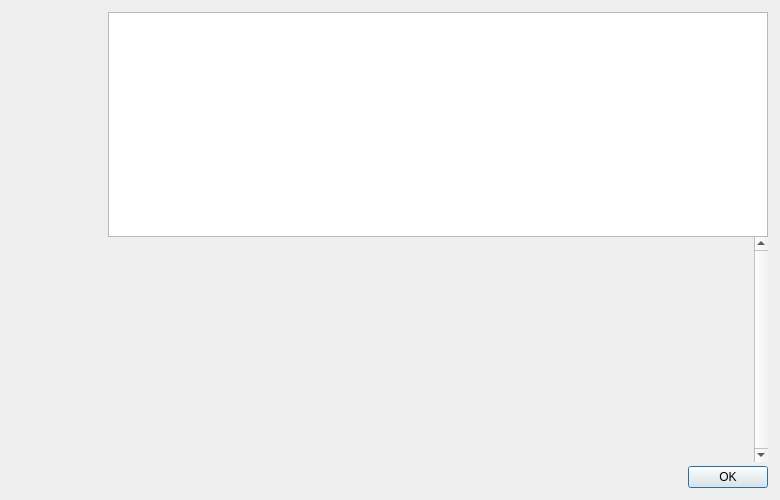
richieburns/Nodescape, file src/qt/forms/helpmessagedialog.ui: the form before one commit.
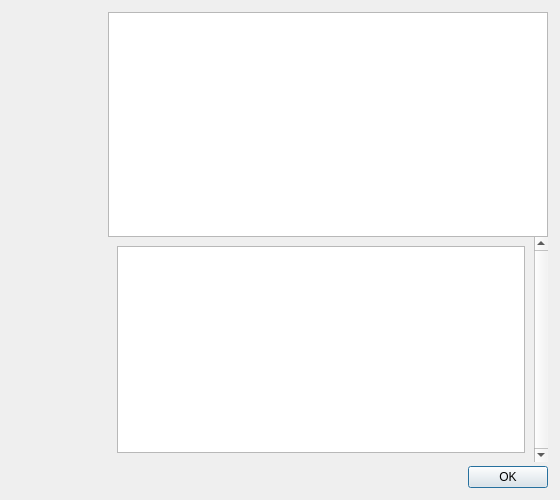
The form after the commit. Icons and pictures are not drawn.

Commit message:
Help dialog style changes
QLable to QTextBrowser

```diff
--- a/src/qt/forms/helpmessagedialog.ui
+++ b/src/qt/forms/helpmessagedialog.ui
@@ -6,7 +6,7 @@
    <rect>
     <x>0</x>
     <y>0</y>
-    <width>780</width>
+    <width>560</width>
     <height>500</height>
    </rect>
   </property>
@@ -92,6 +92,9 @@
     <layout class="QVBoxLayout" name="verticalLayout">
      <item>
       <widget class="QTextEdit" name="helpMessage">
+       <property name="lineWidth">
+        <number>2</number>
+       </property>
        <property name="readOnly">
         <bool>true</bool>
        </property>
@@ -113,27 +116,15 @@
          <rect>
           <x>0</x>
           <y>0</y>
-          <width>630</width>
-          <height>201</height>
+          <width>419</width>
+          <height>214</height>
          </rect>
         </property>
         <layout class="QVBoxLayout" name="verticalLayout_2">
          <item>
-          <widget class="QLabel" name="aboutMessage">
-           <property name="cursor">
-            <cursorShape>IBeamCursor</cursorShape>
-           </property>
-           <property name="textFormat">
-            <enum>Qt::PlainText</enum>
-           </property>
-           <property name="alignment">
-            <set>Qt::AlignLeading|Qt::AlignLeft|Qt::AlignTop</set>
-           </property>
-           <property name="openExternalLinks">
-            <bool>true</bool>
-           </property>
-           <property name="textInteractionFlags">
-            <set>Qt::LinksAccessibleByMouse|Qt::TextSelectableByKeyboard|Qt::TextSelectableByMouse</set>
+          <widget class="QTextBrowser" name="aboutMessage">
+           <property name="lineWidth">
+            <number>2</number>
            </property>
           </widget>
          </item>
```
